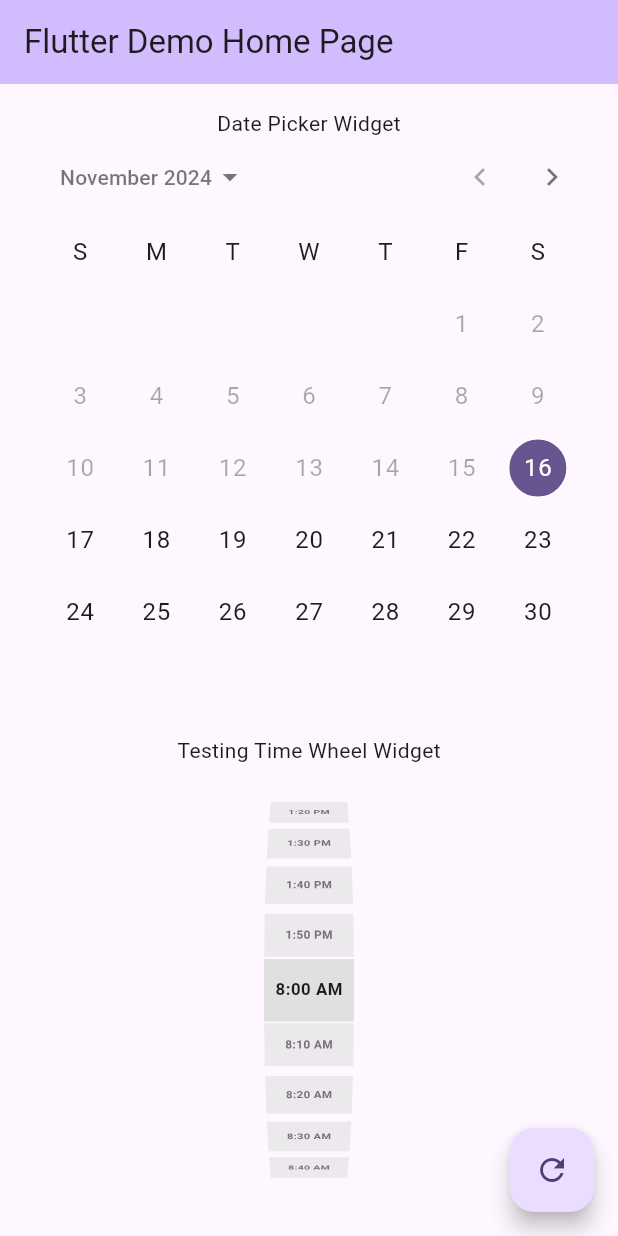
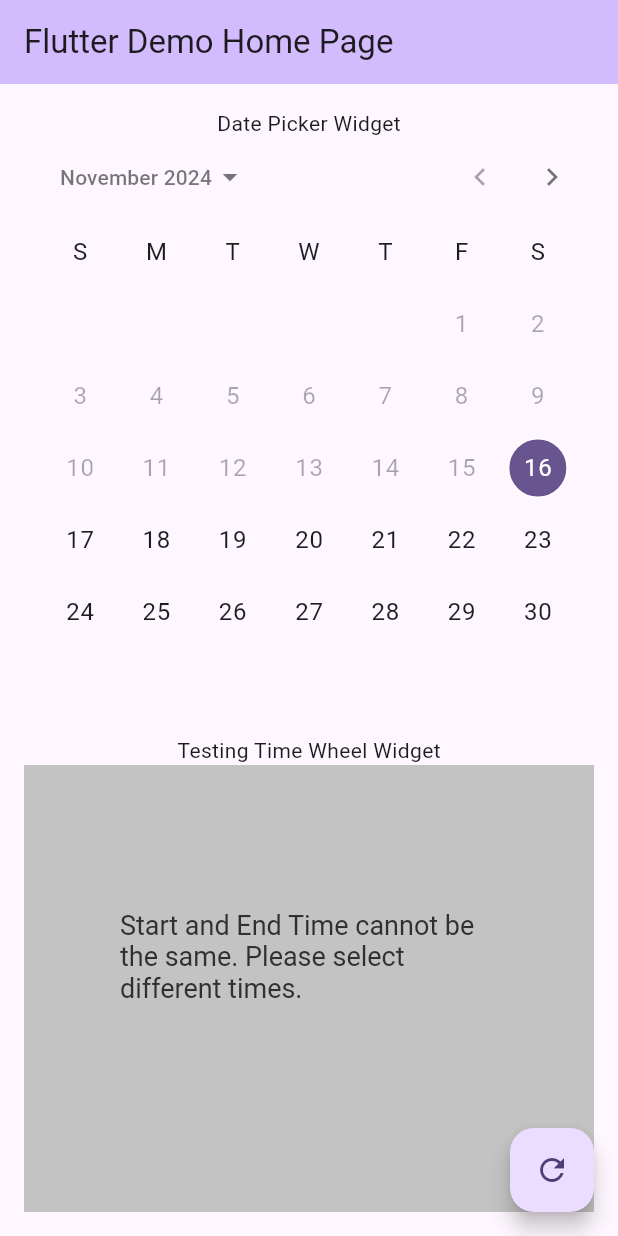
Before and after one commit to marufrobin/FlexiDateTime, a Flutter app: the screen it shows after launch, on a phone screen of 412 x 824 dp. Run offline on Flutter 3.47's test engine with Material 3 defaults, Android fonts, the phone set to English and light mode, and no system bars.

Commit message:
✅ validation on start and end time added

```diff
--- a/lib/time_wheel.widget.dart
+++ b/lib/time_wheel.widget.dart
@@ -10,7 +10,10 @@ class TimeWheelWidget extends StatelessWidget {
     return Column(
       children: [
         const Text('Testing Time Wheel Widget'),
-        _TimeWheelWidget(),
+        _TimeWheelWidget(
+          startTime: const TimeOfDay(hour: 0, minute: 0),
+          endTime: const TimeOfDay(hour: 0, minute: 0),
+        ),
         const Text('Testing Wheel Widget'),
         const SizedBox(height: 10),
         _ListWheelTestWidget(),
@@ -39,6 +42,8 @@ class _TimeWheelWidget extends StatelessWidget {
     this.height,
     this.width,
     this.itemExtent = 30,
+    required this.startTime,
+    required this.endTime,
   });
 
   final TimeHourFormat timeHourFormat;
@@ -46,19 +51,29 @@ class _TimeWheelWidget extends StatelessWidget {
   final double? width;
   final double itemExtent;
 
+  final TimeOfDay startTime;
+  final TimeOfDay endTime;
+
   @override
   Widget build(BuildContext context) {
+    // Validate time inputs
+    String? errorMessage = _validateTimeInputs(startTime, endTime);
+
+    /// Return an error widget if validation fails
+    if (errorMessage != null) {
+      return ErrorWidget.withDetails(message: errorMessage);
+    }
     final timesList = _generateTimeIntervals(
       timeHourFormat: timeHourFormat,
       intervalMinutes: 10,
-      startTime: const TimeOfDay(hour: 8, minute: 0),
-      endTime: const TimeOfDay(hour: 14, minute: 00),
+      startTime: const TimeOfDay(hour: 0, minute: 0),
+      endTime: const TimeOfDay(hour: 0, minute: 0),
     );
     log(name: 'timesList', "$timesList");
 
     return SizedBox(
       height: height ?? 300,
-      width: width ?? 60,
+      width: width,
       child: ListWheelScrollView.useDelegate(
         itemExtent: itemExtent,
         // useMagnifier: true,
@@ -96,7 +111,7 @@ class _TimeWheelWidget extends StatelessWidget {
     );
   }
 
-  List<String> _generateTimeIntervals({
+  List<String?>? _generateTimeIntervals({
     required TimeOfDay startTime,
     required TimeOfDay endTime,
     required int intervalMinutes,
@@ -106,7 +121,7 @@ class _TimeWheelWidget extends StatelessWidget {
     final startDateTime = DateTime(0, 1, 1, startTime.hour, startTime.minute);
     final endDateTime = DateTime(0, 1, 1, endTime.hour, endTime.minute);
 
-    final times = <String>[];
+    List<String?>? times = <String?>[];
 
     for (var current = startDateTime;
         current.isBefore(endDateTime);
@@ -159,6 +174,17 @@ class _TimeWheelWidget extends StatelessWidget {
 
   int _get12Hours(int hour) => hour == 0 ? 12 : (hour > 12 ? hour - 12 : hour);
   String _get12HoursString(int hour) => hour < 12 ? 'AM' : 'PM';
+  String? _validateTimeInputs(TimeOfDay startTime, TimeOfDay endTime) {
+    final start = DateTime(0, 1, 1, startTime.hour, startTime.minute);
+    final end = DateTime(0, 1, 1, endTime.hour, endTime.minute);
+
+    if (start.isAtSameMomentAs(end)) {
+      return "Start and End Time cannot be the same. Please select different times.";
+    } else if (start.isAfter(end)) {
+      return "Start Time must be earlier than End Time.";
+    }
+    return null; // No error
+  }
 }
 
 class _LoopingWheelWidget extends StatelessWidget {
```
